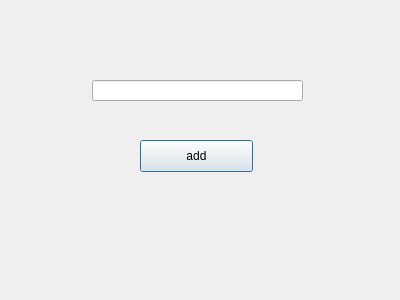
This is Store/creat_new_group.ui in Mitraaaaa/Store as Qt 5 draws it before an edit. The edited form follows.
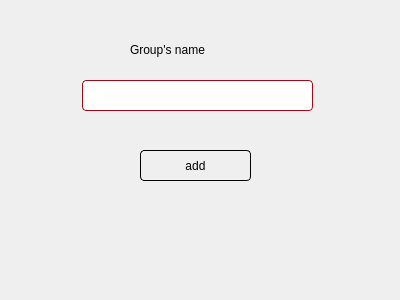
This is the edited form.

The edit to the form file:
```diff
--- a/Store/creat_new_group.ui
+++ b/Store/creat_new_group.ui
@@ -13,29 +13,81 @@
   <property name="windowTitle">
    <string>Dialog</string>
   </property>
+  <property name="styleSheet">
+   <string notr="true">QDialog
+{
+      background: qconicalgradient(cx:0.5, cy:0.5, angle:30,
+                stop:0 rgb(193, 192, 193), stop:1 rgb(255, 159, 159))
+
+}
+QLineEdit
+{
+ border-width: 1px;
+    border-style: solid;
+    border-color:rgb(162, 10, 23);
+    border-radius: 4px;
+background-color:white;
+color:rgb(166, 5, 0);
+	font: 14pt &quot;Comic Sans MS&quot;;
+}
+QPushButton
+{
+	
+	font: 75 14pt &quot;Comic Sans MS&quot;;
+background: qlineargradient(x1:0, y1:0, x2:1, y2:1,
+                stop:0 white, stop: 0.4 white, stop:1 rgb(193, 192, 193));
+color:black;
+  	 border-width: 1px;
+    border-style: solid;
+    border-radius: 4px;
+}
+QLabel
+{
+	
+	font: 75 18pt &quot;Comic Sans MS&quot;;
+color:black;
+}
+</string>
+  </property>
   <widget class="QLineEdit" name="lineEditnewgroupname">
    <property name="geometry">
     <rect>
-     <x>92</x>
+     <x>82</x>
      <y>80</y>
-     <width>211</width>
-     <height>21</height>
+     <width>231</width>
+     <height>31</height>
     </rect>
    </property>
+   <property name="text">
+    <string/>
+   </property>
   </widget>
   <widget class="QPushButton" name="addnewgroupbutton">
    <property name="geometry">
     <rect>
      <x>140</x>
-     <y>140</y>
-     <width>113</width>
-     <height>32</height>
+     <y>150</y>
+     <width>111</width>
+     <height>31</height>
     </rect>
    </property>
    <property name="text">
     <string>add</string>
    </property>
   </widget>
+  <widget class="QLabel" name="label">
+   <property name="geometry">
+    <rect>
+     <x>130</x>
+     <y>40</y>
+     <width>131</width>
+     <height>20</height>
+    </rect>
+   </property>
+   <property name="text">
+    <string>Group's name</string>
+   </property>
+  </widget>
  </widget>
  <resources/>
  <connections/>
```
